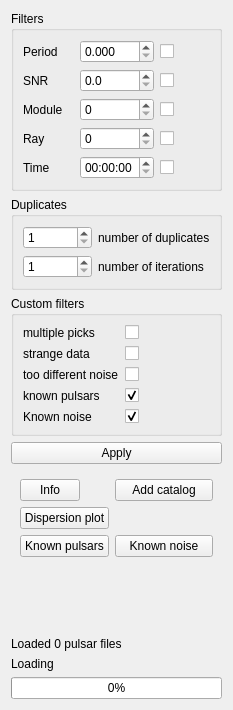
First picture: the form in src/analytics.ui, repository vtyulb/BSA-Analytics, before the edit.
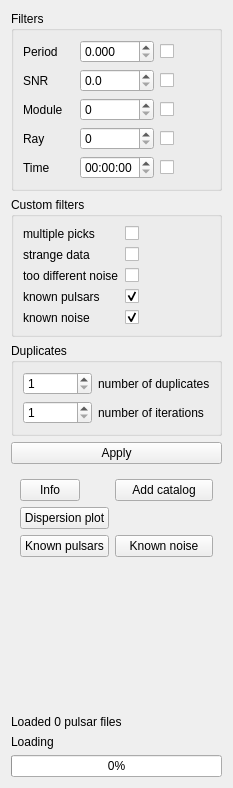
Second picture: the form after the edit.

The edit to the form file:
```diff
--- a/src/analytics.ui
+++ b/src/analytics.ui
@@ -7,7 +7,7 @@
     <x>0</x>
     <y>0</y>
     <width>233</width>
-    <height>710</height>
+    <height>788</height>
    </rect>
   </property>
   <property name="windowTitle">
@@ -127,46 +127,6 @@
      </layout>
     </widget>
    </item>
-   <item>
-    <widget class="QGroupBox" name="groupBox">
-     <property name="title">
-      <string>Duplicates</string>
-     </property>
-     <layout class="QGridLayout" name="gridLayout_4">
-      <item row="0" column="0">
-       <widget class="QSpinBox" name="duplicates">
-        <property name="minimum">
-         <number>1</number>
-        </property>
-       </widget>
-      </item>
-      <item row="0" column="1">
-       <widget class="QLabel" name="label_12">
-        <property name="text">
-         <string>number of duplicates</string>
-        </property>
-       </widget>
-      </item>
-      <item row="1" column="0">
-       <widget class="QSpinBox" name="duplicatesIterations">
-        <property name="minimum">
-         <number>1</number>
-        </property>
-        <property name="maximum">
-         <number>5</number>
-        </property>
-       </widget>
-      </item>
-      <item row="1" column="1">
-       <widget class="QLabel" name="label_9">
-        <property name="text">
-         <string>number of iterations</string>
-        </property>
-       </widget>
-      </item>
-     </layout>
-    </widget>
-   </item>
    <item>
     <widget class="QGroupBox" name="groupBox_2">
      <property name="title">
@@ -178,7 +138,7 @@
         <item row="4" column="0">
          <widget class="QLabel" name="label_11">
           <property name="text">
-           <string>Known noise</string>
+           <string>known noise</string>
           </property>
          </widget>
         </item>
@@ -262,6 +222,46 @@
      </layout>
     </widget>
    </item>
+   <item>
+    <widget class="QGroupBox" name="groupBox">
+     <property name="title">
+      <string>Duplicates</string>
+     </property>
+     <layout class="QGridLayout" name="gridLayout_4">
+      <item row="0" column="0">
+       <widget class="QSpinBox" name="duplicates">
+        <property name="minimum">
+         <number>1</number>
+        </property>
+       </widget>
+      </item>
+      <item row="0" column="1">
+       <widget class="QLabel" name="label_12">
+        <property name="text">
+         <string>number of duplicates</string>
+        </property>
+       </widget>
+      </item>
+      <item row="1" column="0">
+       <widget class="QSpinBox" name="duplicatesIterations">
+        <property name="minimum">
+         <number>1</number>
+        </property>
+        <property name="maximum">
+         <number>5</number>
+        </property>
+       </widget>
+      </item>
+      <item row="1" column="1">
+       <widget class="QLabel" name="label_9">
+        <property name="text">
+         <string>number of iterations</string>
+        </property>
+       </widget>
+      </item>
+     </layout>
+    </widget>
+   </item>
    <item>
     <widget class="QPushButton" name="applyButton">
      <property name="text">
```
